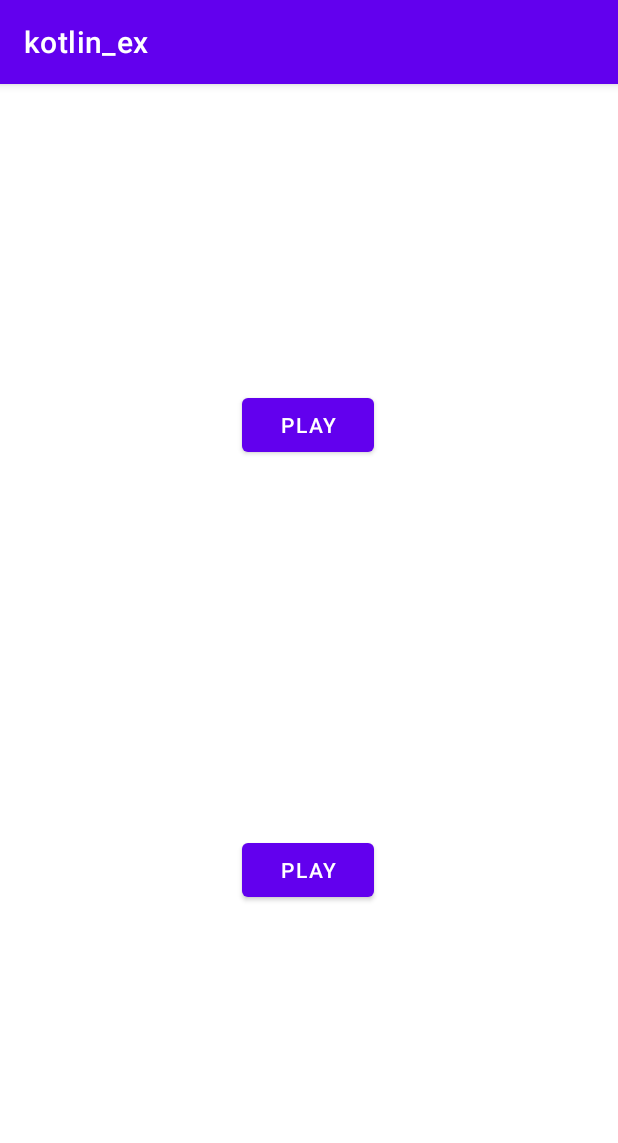
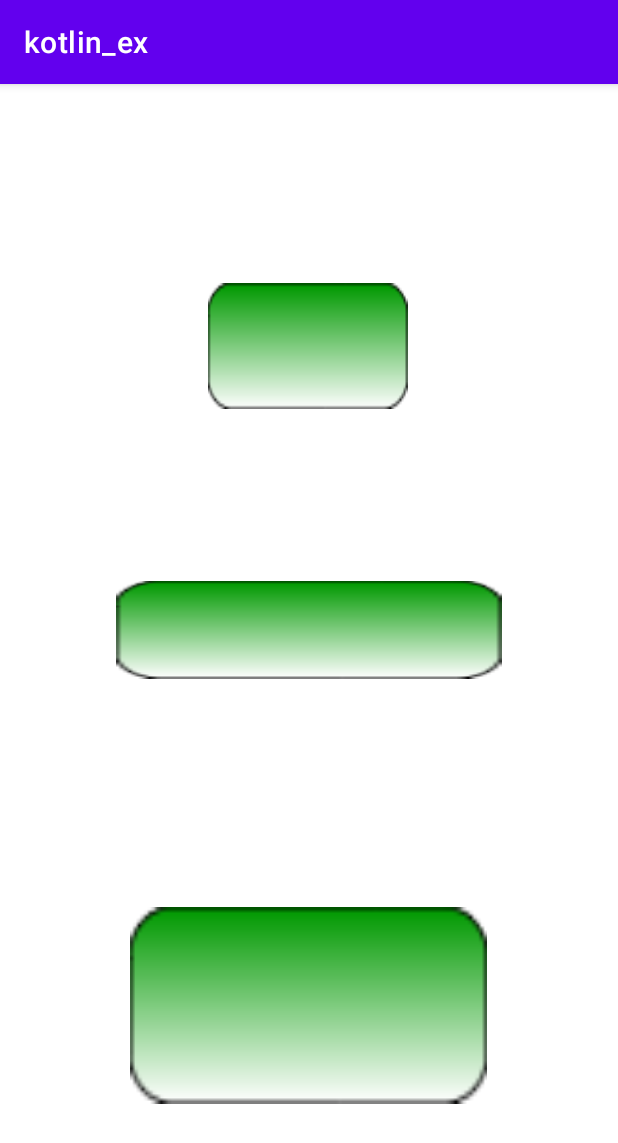
Before and after one commit to kyungchanchoi/Kotlin_exercise, an Android app: the screen it shows after launch (MainActivity), on a phone screen of 412 x 824 dp. Shown: the top 1143 px of the screen. Run offline under Robolectric (Android 15) with nearby library versions, the phone set to English and light mode, and no system bars.

Commit message:
실전 앱 만들기 4-4. 나인패치 이미지
다양한 종류의 안드로이드 스마트폰들의 화면 사이즈 이미지를 어떻게 맞출 수 있는가?
텍스트와는 다르게 이미지는 원본 크기를 벗어나게 늘이면 깨지는 현상이 발생한다.
이미지가 깨지게 되면 앱의 질은 저하될 수 밖에 없다.

따라서 안드로이드에서는 나인 패치(Nine Patch) 이미지를 사용한다.
나인 패치 이미지는 사이즈 변동에도 깨지지 않게 보여주는 기능으로,
이미지가 늘어나도 이미지 모양 변화에 문제가 없는 부분을 정해주는 것이다.
예를 들어 꼭지점이 둥근 사각형의 버튼 생성시 버튼의 꼭지점 부분을 투명하게 처리해,
직사각형이지만 모서리가 둥근 버튼을 만든다. 원본이 직사각형이므로 이미지가 늘어나도 상관없다.
나인 패치 이미지는 원본 파일 명 끝에 .9를 추가해주면 된다.(button01.png → button01.09.png)

res의 drawble에 button01.9.png 파일을 copy 후 붙여넣기 한다. 디렉토리에 추가된 이미지를 더블 클릭하면,
나인 패치 이미지를 편집할 수 있는 편집 화면이 나타난다. 왼쪽은 편집 영역, 오른쪽은 미리보기이다.
왼쪽 영역을 아래의 Zoom으로 확대 후, 나인 패치 영역을 정해준다.
이미지가 늘어나는 변화에도 문제가 없는 영역으로 정해줘야 하므로 상하좌우의 회색선을 조절하여 정한다.

이미지 버튼을 2개 더 추가해 총 3개의 버튼을 생성한다.
각각의 이미지의 크기를 조정할 때 버튼 이미지의 외곽선만 늘어나는데,
이런 경우 버튼의 common attribute의 scaleType을 설정해 fitXY로 선택한다.
여러 설정중 fitXY는 이미지의 가로 세로 비율이 유지되지 않고 이미지 크기를 조정하는 속성이다.

버튼들의 이미지 크기 조정을 완료 후, 뷰 바인딩하여 버튼 클릭시 토스트 메시지가 출력되도록 한다.
xml의 경고는 tools:ignore="SpeakableTextPresentCheck" 등으로 무시 가능하다.
토스트 메시지를 확인하여 4-6 완료.

```diff
--- a/app/src/main/java/com/example/kotlin_ex/MainActivity.kt
+++ b/app/src/main/java/com/example/kotlin_ex/MainActivity.kt
@@ -2,6 +2,7 @@ package com.example.kotlin_ex
 
 import android.app.Activity
 import android.content.Intent
+import android.health.connect.datatypes.units.Length
 import android.media.MediaPlayer
 import android.media.SoundPool
 import android.net.Uri
@@ -9,6 +10,7 @@ import androidx.appcompat.app.AppCompatActivity
 import android.os.Bundle
 import android.webkit.WebView
 import android.webkit.WebViewClient
+import android.widget.Toast
 import com.example.kotlin_ex.databinding.ActivityMainBinding
 import java.util.zip.Inflater
 
@@ -25,23 +27,26 @@ class MainActivity : AppCompatActivity() {
         mBinding = ActivityMainBinding.inflate(layoutInflater)
         setContentView(mBinding.root)
 
-        var Playshort = mBinding.buttonshort
-        var Playlong = mBinding.buttonlong
+        var Button1 = mBinding.imageButton
+        var Button2 = mBinding.imageButton2
+        var Button3 = mBinding.imageButton3
 
-        val mPlay1 = SoundPool.Builder().build() // SoundPool의 객체 mPlay1 생성
-        val SD = mPlay1.load(this, R.raw.musicshort, 1) // 해당 음원을 실행
-
-        Playshort.setOnClickListener {
-            mPlay1.play(SD, 1.0f, 1.0f, 0, 0, 1.0f)
+        // 버튼1 클릭시 토스트메시지 출력
+        Button1.setOnClickListener{
+            Toast.makeText(
+                this,"버튼1 Activate!", Toast.LENGTH_LONG).show()
         }
 
-        val mPlay2 = MediaPlayer.create(this, R.raw.musiclong) // MediaPlayer 객체 생성
+        // 버튼2 클릭시 토스트메시지 출력
+        Button2.setOnClickListener{
+            Toast.makeText(
+                this,"버튼2 Activate!", Toast.LENGTH_LONG).show()
+        }
 
-        Playlong.setOnClickListener {
-            mPlay2.start()
-
-            // 시스템 리소스 해제
-            //mPlay2.release()
+        // 버튼3 클릭시 토스트메시지 출력
+        Button3.setOnClickListener{
+            Toast.makeText(
+                this,"버튼3 Activate!", Toast.LENGTH_LONG).show()
         }
     }
 }
--- a/app/src/main/res/layout/activity_main.xml
+++ b/app/src/main/res/layout/activity_main.xml
@@ -7,27 +7,43 @@
     android:orientation="vertical"
     tools:context=".MainActivity">
 
-
-    <Button
-        android:id="@+id/buttonshort"
-        android:layout_width="wrap_content"
-        android:layout_height="wrap_content"
-        android:text="PLAY"
-        app:layout_constraintBottom_toTopOf="@+id/buttonlong"
+    <ImageButton
+        android:id="@+id/imageButton"
+        android:layout_width="133dp"
+        android:layout_height="84dp"
+        android:background="#FFFFFF"
+        android:scaleType="fitXY"
+        app:layout_constraintBottom_toTopOf="@+id/imageButton2"
         app:layout_constraintEnd_toEndOf="parent"
         app:layout_constraintHorizontal_bias="0.498"
         app:layout_constraintStart_toStartOf="parent"
         app:layout_constraintTop_toTopOf="parent"
-        app:layout_constraintVertical_bias="0.45" />
+        app:layout_constraintVertical_bias="0.537"
+        app:srcCompat="@drawable/button01" />
 
-    <Button
-        android:id="@+id/buttonlong"
-        android:layout_width="wrap_content"
-        android:layout_height="wrap_content"
-        android:layout_marginBottom="220dp"
-        android:text="PLAY"
+    <ImageButton
+        android:id="@+id/imageButton2"
+        android:layout_width="257dp"
+        android:layout_height="65dp"
+        android:layout_marginBottom="152dp"
+        android:background="#FFFFFF"
+        android:scaleType="fitXY"
+        app:layout_constraintBottom_toTopOf="@+id/imageButton3"
+        app:layout_constraintEnd_toEndOf="parent"
+        app:layout_constraintHorizontal_bias="0.498"
+        app:layout_constraintStart_toStartOf="parent"
+        app:srcCompat="@drawable/button01" />
+
+    <ImageButton
+        android:id="@+id/imageButton3"
+        android:layout_width="238dp"
+        android:layout_height="131dp"
+        android:layout_marginBottom="88dp"
+        android:background="#FFFFFF"
+        android:scaleType="fitXY"
         app:layout_constraintBottom_toBottomOf="parent"
         app:layout_constraintEnd_toEndOf="parent"
         app:layout_constraintHorizontal_bias="0.498"
-        app:layout_constraintStart_toStartOf="parent" />
+        app:layout_constraintStart_toStartOf="parent"
+        app:srcCompat="@drawable/button01" />
 </androidx.constraintlayout.widget.ConstraintLayout>
```
Also changed, not shown: app/src/main/res/drawable/button01.9.png (added).
